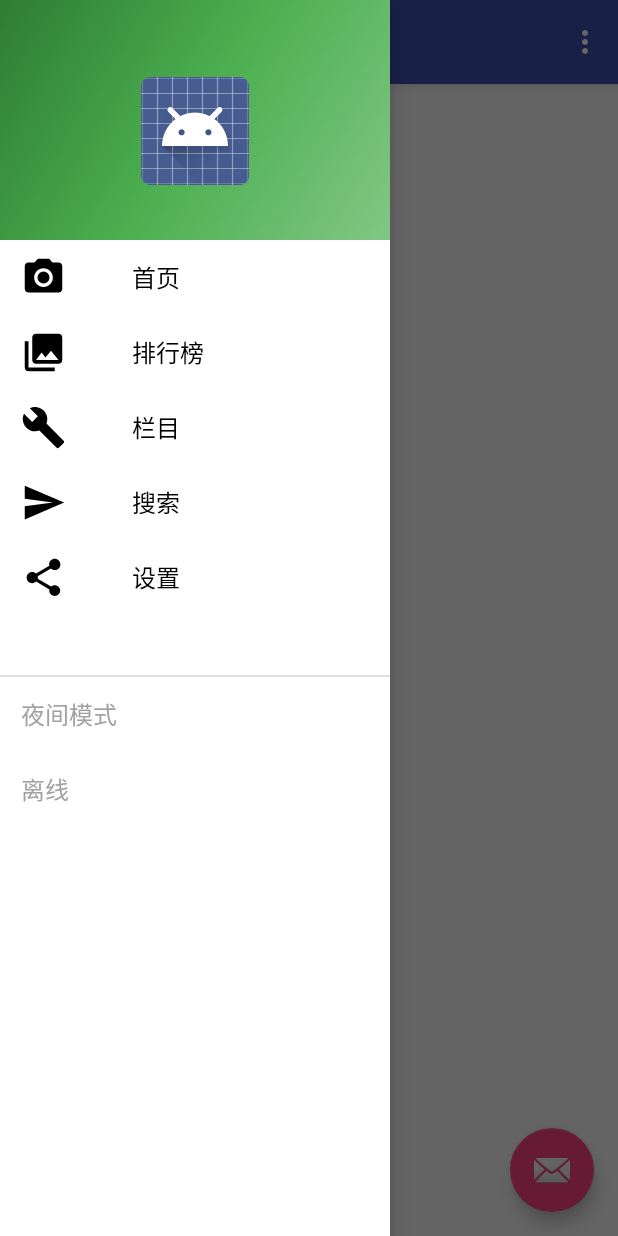
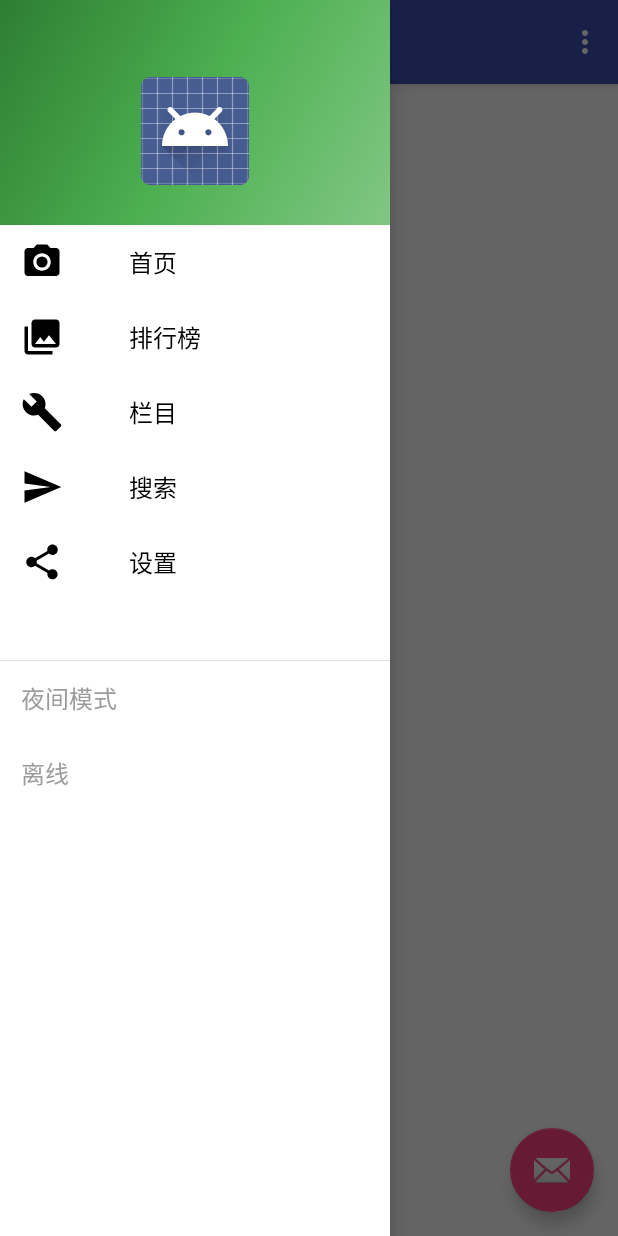
Before and after one commit to yufengvac/MyTest, an Android app: the screen it shows after launch (MainActivity), with the side drawer open, on a phone screen of 412 x 824 dp. Run offline under Robolectric (Android 15) with nearby library versions, the light colour scheme and no system bars.

Commit message:
fix some

```diff
--- a/app/src/main/java/com/yufeng/mytest/DrawerAdapter.java
+++ b/app/src/main/java/com/yufeng/mytest/DrawerAdapter.java
@@ -1,6 +1,6 @@
 package com.yufeng.mytest;
 import android.content.Context;
-import android.graphics.Color;
+import android.support.v4.content.ContextCompat;
 import android.support.v7.widget.RecyclerView;
 import android.view.LayoutInflater;
 import android.view.View;
@@ -10,8 +10,7 @@ import android.widget.TextView;
 
 
 import java.util.ArrayList;
-import java.util.Arrays;
-import java.util.List;
+
 
 /**
  * 抽屉adapter
@@ -23,21 +22,22 @@ public class DrawerAdapter extends RecyclerView.Adapter<DrawerAdapter.DrawerView
     private static final int TYPE_NORMAL = 1;
     private static final int TYPE_HEADER = 2;
 
-    private int curSelected = -1;
     private Context mContext ;
     private ArrayList<DrawerItem> dataList = new ArrayList<>();
 
+
+    public static class ItemIds{
+        public static final int HOME = 1;
+        public static final int RANK = 2;
+        public static final int LANMU = 3;
+        public static final int SEARCH = 4;
+        public static final int SETTING = 5;
+        public static final int MODE = 7;
+        public static final int OFFLINE = 8;
+    }
     public DrawerAdapter(Context context){
         this.mContext = context;
-        dataList.add(new DrawerItemHeader());
-        dataList.add(new DrawerItemNormal(R.drawable.ic_menu_camera, R.string.drawer_menu_home, mContext.getResources().getColor(R.color.black)));
-        dataList.add(new DrawerItemNormal(R.drawable.ic_menu_gallery, R.string.drawer_menu_rank,mContext.getResources().getColor(R.color.black)));
-        dataList.add(new DrawerItemNormal(R.drawable.ic_menu_manage, R.string.drawer_menu_column,mContext.getResources().getColor(R.color.black)));
-        dataList.add(new DrawerItemNormal(R.drawable.ic_menu_send, R.string.drawer_menu_search,mContext.getResources().getColor(R.color.black)));
-        dataList.add(new DrawerItemNormal(R.drawable.ic_menu_share, R.string.drawer_menu_setting,mContext.getResources().getColor(R.color.black)));
-        dataList.add(new DrawerItemDivider());
-        dataList.add(new DrawerItemNormal(R.string.drawer_menu_night,mContext.getResources().getColor(R.color.grey)));
-        dataList.add(new DrawerItemNormal(R.string.drawer_menu_offline,mContext.getResources().getColor(R.color.grey)));
+       initData();
     }
 
 //    private List<DrawerItem> dataList = Arrays.asList(
@@ -51,6 +51,19 @@ public class DrawerAdapter extends RecyclerView.Adapter<DrawerAdapter.DrawerView
 //            new DrawerItemNormal(R.string.drawer_menu_night,mContext.getResources().getColor(R.color.grey)),
 //            new DrawerItemNormal(R.string.drawer_menu_offline,mContext.getResources().getColor(R.color.grey))
 //    );
+
+    private void initData(){
+        dataList.clear();
+        dataList.add(new DrawerItemHeader());
+        dataList.add(new DrawerItemNormal(R.drawable.ic_menu_camera, R.string.drawer_menu_home, ContextCompat.getColor(mContext , R.color.black)));
+        dataList.add(new DrawerItemNormal(R.drawable.ic_menu_gallery, R.string.drawer_menu_rank,ContextCompat.getColor(mContext , R.color.black)));
+        dataList.add(new DrawerItemNormal(R.drawable.ic_menu_manage, R.string.drawer_menu_column,ContextCompat.getColor(mContext , R.color.black)));
+        dataList.add(new DrawerItemNormal(R.drawable.ic_menu_send, R.string.drawer_menu_search,ContextCompat.getColor(mContext , R.color.black)));
+        dataList.add(new DrawerItemNormal(R.drawable.ic_menu_share, R.string.drawer_menu_setting,ContextCompat.getColor(mContext , R.color.black)));
+        dataList.add(new DrawerItemDivider());
+        dataList.add(new DrawerItemNormal(R.string.drawer_menu_night,ContextCompat.getColor(mContext , R.color.grey)));
+        dataList.add(new DrawerItemNormal(R.string.drawer_menu_offline,ContextCompat.getColor(mContext , R.color.grey)));
+    }
 
 
     @Override
@@ -70,6 +83,16 @@ public class DrawerAdapter extends RecyclerView.Adapter<DrawerAdapter.DrawerView
     public int getItemCount() {
         return (dataList == null || dataList.size() == 0) ? 0 : dataList.size();
     }
+
+    public void setCurSelected(int id){
+        initData();
+        DrawerItem drawerItem = dataList.get(id);
+        if (drawerItem instanceof  DrawerItemNormal){
+            ((DrawerItemNormal)drawerItem).color = ContextCompat.getColor(mContext , R.color.green);
+        }
+        notifyDataSetChanged();
+    }
+
 
     @Override
     public DrawerViewHolder onCreateViewHolder(ViewGroup parent, int viewType) {
@@ -93,7 +116,7 @@ public class DrawerAdapter extends RecyclerView.Adapter<DrawerAdapter.DrawerView
     public void onBindViewHolder(DrawerViewHolder holder, int position) {
         final DrawerItem item = dataList.get(position);
         if (holder instanceof NormalViewHolder) {
-            NormalViewHolder normalViewHolder = (NormalViewHolder) holder;
+            final NormalViewHolder normalViewHolder = (NormalViewHolder) holder;
             final DrawerItemNormal itemNormal = (DrawerItemNormal) item;
             if(itemNormal.iconRes == -1){
                 normalViewHolder.iv.setVisibility(View.GONE);
@@ -111,15 +134,11 @@ public class DrawerAdapter extends RecyclerView.Adapter<DrawerAdapter.DrawerView
                 @Override
                 public void onClick(View v) {
                     if(listener != null){
-                        listener.itemClick(itemNormal);
-
+                        listener.itemClick(normalViewHolder.getLayoutPosition());
                     }
                 }
             });
-        }else if(holder instanceof HeaderViewHolder){
-            HeaderViewHolder headerViewHolder = (HeaderViewHolder) holder;
         }
-
     }
 
     public OnItemClickListener listener;
@@ -129,7 +148,7 @@ public class DrawerAdapter extends RecyclerView.Adapter<DrawerAdapter.DrawerView
     }
 
     public interface OnItemClickListener{
-        void itemClick(DrawerItemNormal drawerItemNormal);
+        void itemClick(int position);
     }
 
 
@@ -137,22 +156,22 @@ public class DrawerAdapter extends RecyclerView.Adapter<DrawerAdapter.DrawerView
 
     //-------------------------item数据模型------------------------------
     // drawerlayout item统一的数据模型
-    public interface DrawerItem {
+    private interface DrawerItem {
     }
 
 
     //有图片和文字的item
-    public class DrawerItemNormal implements DrawerItem {
-        public int iconRes;
-        public int titleRes;
+    private class DrawerItemNormal implements DrawerItem {
+        private int iconRes;
+        private int titleRes;
         private int color;
 
-        public DrawerItemNormal(int iconRes, int titleRes , int color) {
+        private DrawerItemNormal(int iconRes, int titleRes , int color) {
             this.iconRes = iconRes;
             this.titleRes = titleRes;
             this.color = color;
         }
-        public DrawerItemNormal(int titleRes, int color){
+        private DrawerItemNormal(int titleRes, int color){
             this.iconRes = -1;
             this.titleRes = titleRes;
             this.color = color;
@@ -161,14 +180,14 @@ public class DrawerAdapter extends RecyclerView.Adapter<DrawerAdapter.DrawerView
     }
 
     //分割线item
-    public class DrawerItemDivider implements DrawerItem {
-        public DrawerItemDivider() {
+    private class DrawerItemDivider implements DrawerItem {
+        private DrawerItemDivider() {
         }
     }
 
     //头部item
-    public class DrawerItemHeader implements DrawerItem{
-        public DrawerItemHeader() {
+    private class DrawerItemHeader implements DrawerItem{
+        private DrawerItemHeader() {
         }
     }
 
@@ -176,20 +195,20 @@ public class DrawerAdapter extends RecyclerView.Adapter<DrawerAdapter.DrawerView
 
     //----------------------------------ViewHolder数据模型---------------------------
     //抽屉ViewHolder模型
-    public class DrawerViewHolder extends RecyclerView.ViewHolder {
+     class DrawerViewHolder extends RecyclerView.ViewHolder {
 
-        public DrawerViewHolder(View itemView) {
+        private DrawerViewHolder(View itemView) {
             super(itemView);
         }
     }
 
     //有图标有文字ViewHolder
-    public class NormalViewHolder extends DrawerViewHolder {
-        public View view;
-        public TextView tv;
-        public ImageView iv;
+    private class NormalViewHolder extends DrawerViewHolder {
+        private View view;
+        private TextView tv;
+        private ImageView iv;
 
-        public NormalViewHolder(View itemView) {
+        private NormalViewHolder(View itemView) {
             super(itemView);
             view = itemView;
             tv = (TextView) itemView.findViewById(R.id.tv);
@@ -198,20 +217,20 @@ public class DrawerAdapter extends RecyclerView.Adapter<DrawerAdapter.DrawerView
     }
 
     //分割线ViewHolder
-    public class DividerViewHolder extends DrawerViewHolder {
+    private class DividerViewHolder extends DrawerViewHolder {
 
-        public DividerViewHolder(View itemView) {
+        private DividerViewHolder(View itemView) {
             super(itemView);
         }
     }
 
     //头部ViewHolder
-    public class HeaderViewHolder extends DrawerViewHolder {
+    private class HeaderViewHolder extends DrawerViewHolder {
 
         private ImageView sdv_icon;
         private TextView tv_login;
 
-        public HeaderViewHolder(View itemView) {
+        private HeaderViewHolder(View itemView) {
             super(itemView);
             sdv_icon = (ImageView) itemView.findViewById(R.id.imageView);
             tv_login = (TextView) itemView.findViewById(R.id.name);
--- a/app/src/main/java/com/yufeng/mytest/MainActivity.java
+++ b/app/src/main/java/com/yufeng/mytest/MainActivity.java
@@ -16,6 +16,7 @@ import android.support.v7.app.AppCompatActivity;
 import android.support.v7.widget.Toolbar;
 import android.view.Menu;
 import android.view.MenuItem;
+import android.widget.Toast;
 
 public class MainActivity extends AppCompatActivity
         implements NavigationView.OnNavigationItemSelectedListener {
@@ -45,22 +46,25 @@ public class MainActivity extends AppCompatActivity
 //        NavigationView navigationView = (NavigationView) findViewById(R.id.nav_view);
 //        navigationView.setNavigationItemSelectedListener(this);
 
-        DrawerAdapter drawerAdapter = new DrawerAdapter(this);
+        final DrawerAdapter drawerAdapter = new DrawerAdapter(this);
         drawerAdapter.setOnItemClickListener(new DrawerAdapter.OnItemClickListener() {
             @Override
-            public void itemClick(DrawerAdapter.DrawerItemNormal drawerItemNormal) {
-                switch (drawerItemNormal.iconRes){
-                    case R.string.drawer_menu_home:
+            public void itemClick(int position) {
+                drawerAdapter.setCurSelected(position);
+                switch (position){
+                    case DrawerAdapter.ItemIds.HOME:
+                        Toast.makeText(MainActivity.this,"点击了首页",Toast.LENGTH_LONG).show();
                         break;
-                    case R.string.drawer_menu_rank:
+                    case DrawerAdapter.ItemIds.RANK:
+                        Toast.makeText(MainActivity.this,"点击了排行榜",Toast.LENGTH_LONG).show();
                         break;
-                    case R.string.drawer_menu_search:
+                    case DrawerAdapter.ItemIds.LANMU:
                         break;
-                    case R.string.drawer_menu_setting:
+                    case DrawerAdapter.ItemIds.SEARCH:
                         break;
-                    case R.string.drawer_menu_night:
+                    case DrawerAdapter.ItemIds.SETTING:
                         break;
-                    case R.string.drawer_menu_offline:
+                    case DrawerAdapter.ItemIds.MODE:
                         break;
                 }
                 drawer.closeDrawer(Gravity.START);
--- a/app/src/main/res/layout/activity_main.xml
+++ b/app/src/main/res/layout/activity_main.xml
@@ -1,6 +1,5 @@
 <?xml version="1.0" encoding="utf-8"?>
 <android.support.v4.widget.DrawerLayout xmlns:android="http://schemas.android.com/apk/res/android"
-    xmlns:app="http://schemas.android.com/apk/res-auto"
     xmlns:tools="http://schemas.android.com/tools"
     android:id="@+id/drawer_layout"
     android:layout_width="match_parent"
--- a/app/src/main/res/layout/item_drawer_divider.xml
+++ b/app/src/main/res/layout/item_drawer_divider.xml
@@ -1,6 +1,6 @@
 <?xml version="1.0" encoding="utf-8"?>
 <View xmlns:android="http://schemas.android.com/apk/res/android"
     android:layout_width="match_parent"
-    android:layout_height="1dp"
+    android:layout_height="0.1dp"
     android:layout_marginTop="40dp"
     android:background="?android:attr/listDivider"/>
--- a/app/src/main/res/layout/item_drawer_normal.xml
+++ b/app/src/main/res/layout/item_drawer_normal.xml
@@ -3,7 +3,8 @@
     android:layout_width="match_parent"
     android:layout_height="@dimen/drawer_item_height"
     android:gravity="center_vertical"
-    android:orientation="horizontal">
+    android:orientation="horizontal"
+    android:clickable="true">
 
     <ImageView
         android:id="@+id/iv"
--- a/app/src/main/res/values/colors.xml
+++ b/app/src/main/res/values/colors.xml
@@ -4,6 +4,7 @@
     <color name="colorPrimaryDark">#303F9F</color>
     <color name="colorAccent">#FF4081</color>
     <color name="black">#000</color>
-    <color name="grey">#A1A1A1</color>
+    <color name="grey">#9B9B9B</color>
     <color name="white">#fff</color>
+    <color name="green">#48C09D</color>
 </resources>
--- a/app/src/main/res/values/dimens.xml
+++ b/app/src/main/res/values/dimens.xml
@@ -3,14 +3,14 @@
     <dimen name="activity_horizontal_margin">16dp</dimen>
     <dimen name="activity_vertical_margin">16dp</dimen>
     <dimen name="nav_header_vertical_spacing">16dp</dimen>
-    <dimen name="nav_header_height">160dp</dimen>
+    <dimen name="nav_header_height">150dp</dimen>
     <dimen name="fab_margin">16dp</dimen>
 
     <!-- drawerlayoutsize-->
     <dimen name="drawer_width">260dp</dimen>
     <dimen name="drawer_header_height">140dp</dimen>
     <dimen name="drawer_header_icon_size">50dp</dimen>
-    <dimen name="drawer_item_icon_size">30dp</dimen>
+    <dimen name="drawer_item_icon_size">28dp</dimen>
     <dimen name="drawer_item_height">50dp</dimen>
     <dimen name="drawer_item_icon_leftmargin">30dp</dimen>
     <dimen name="drawer_item_text_leftmargin">14dp</dimen>
```
